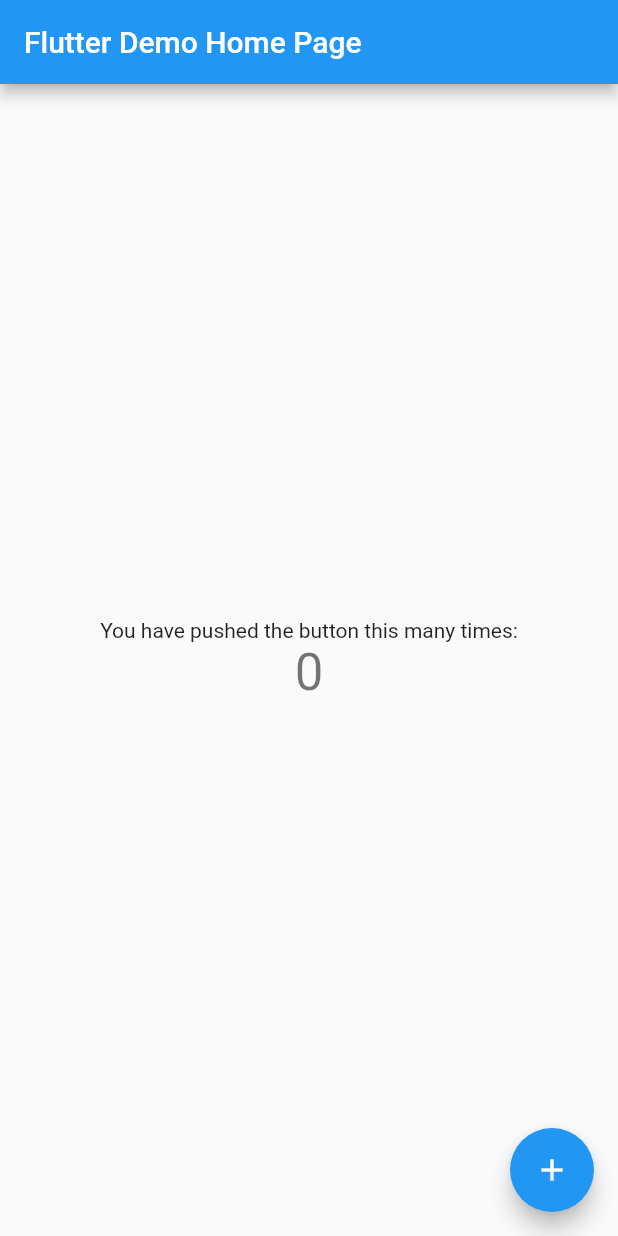
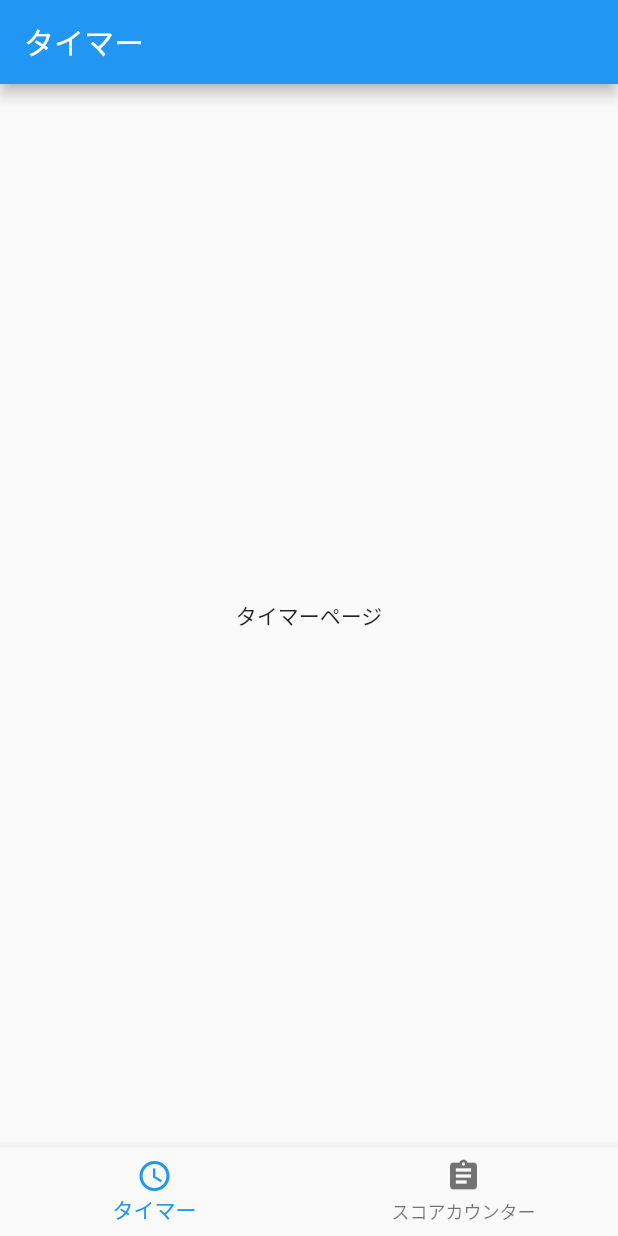
Before and after one commit to telechan/timer_app, a Flutter app: the screen it shows after launch, on a phone screen of 412 x 824 dp. Run offline on Flutter 3.47's test engine with Material 2 defaults, Android fonts, the phone set to English and light mode, and no system bars.

Commit message:
ページ遷移機能追加

```diff
--- /dev/null
+++ b/lib/footer.dart
@@ -0,0 +1,73 @@
+import 'package:flutter/material.dart';
+import 'routes/timer_route.dart';
+import 'routes/score_route.dart';
+
+class Footer extends StatefulWidget {
+  Footer({Key key}) : super(key: key);
+
+  @override
+  _FooterState createState() => _FooterState();
+}
+
+class _FooterState extends State<Footer> {
+  int _index = 0;
+  final _bottomNavigationBarItems = <BottomNavigationBarItem>[];
+
+  static const _footerIcons = [
+    Icons.access_time,
+    Icons.assignment,
+  ];
+
+  static const _footerNames = [
+    'タイマー',
+    'スコアカウンター',
+  ];
+
+  var _routes = [
+    TimerRoute(),
+    ScoreRoute(),
+  ];
+
+  void _onItemTapped(int index) {
+    setState(() {
+      _index = index;
+    });
+  }
+
+  @override
+  void initState() {
+    super.initState();
+    for (var i = 0; i < _footerNames.length; i++) {
+      _bottomNavigationBarItems.add(_setFooterIcons(i));
+    }
+  }
+
+  BottomNavigationBarItem _setFooterIcons(int index) {
+    return BottomNavigationBarItem(
+      icon: Icon(
+        _footerIcons[index],
+        // color: Colors.black26,
+      ),
+      title: Text(
+        _footerNames[index],
+        // style: TextStyle(
+        //   color: Colors.black26,
+        // ),
+      )
+    );
+  }
+
+  @override
+  Widget build(BuildContext context) {
+    return Scaffold(
+      body: _routes.elementAt(_index),
+      bottomNavigationBar: BottomNavigationBar(
+        type: BottomNavigationBarType.fixed,
+        items: _bottomNavigationBarItems,
+        currentIndex: _index,
+        selectedItemColor: Colors.blue,
+        onTap: _onItemTapped,
+      ),
+    );
+  }
+}
--- a/lib/main.dart
+++ b/lib/main.dart
@@ -1,66 +1,20 @@
 import 'package:flutter/material.dart';
+import 'package:timer_app/footer.dart';
+import 'footer.dart';
 
 void main() {
-  runApp(MyApp());
+  runApp(Myapp());
 }
 
-class MyApp extends StatelessWidget {
-  // This widget is the root of your application.
+class Myapp extends StatelessWidget {
   @override
   Widget build(BuildContext context) {
     return MaterialApp(
-      title: 'Flutter Demo',
+      title: "ボードゲームツールボックス",
       theme: ThemeData(
-        primarySwatch: Colors.blue,
-        visualDensity: VisualDensity.adaptivePlatformDensity,
+        primaryColor: Colors.blue,
       ),
-      home: MyHomePage(title: 'Flutter Demo Home Page'),
+      home: Footer(),
     );
   }
 }
-
-class MyHomePage extends StatefulWidget {
-  MyHomePage({Key key, this.title}) : super(key: key);
-  final String title;
-
-  @override
-  _MyHomePageState createState() => _MyHomePageState();
-}
-
-class _MyHomePageState extends State<MyHomePage> {
-  int _counter = 0;
-
-  void _incrementCounter() {
-    setState(() {
-      _counter++;
-    });
-  }
-
-  @override
-  Widget build(BuildContext context) {
-    return Scaffold(
-      appBar: AppBar(
-        title: Text(widget.title),
-      ),
-      body: Center(
-        child: Column(
-          mainAxisAlignment: MainAxisAlignment.center,
-          children: <Widget>[
-            Text(
-              'You have pushed the button this many times:',
-            ),
-            Text(
-              '$_counter',
-              style: Theme.of(context).textTheme.headline4,
-            ),
-          ],
-        ),
-      ),
-      floatingActionButton: FloatingActionButton(
-        onPressed: _incrementCounter,
-        tooltip: 'Increment',
-        child: Icon(Icons.add),
-      ),
-    );
-  }
-}
--- /dev/null
+++ b/lib/routes/score_route.dart
@@ -0,0 +1,15 @@
+import 'package:flutter/material.dart';
+
+class ScoreRoute extends StatelessWidget {
+  @override
+  Widget build(BuildContext context) {
+    return Scaffold(
+      appBar: AppBar(
+        title: Text("スコア"),
+      ),
+      body: Center(
+        child: Text("スコアページ"),
+      ),
+    );
+  }
+}
--- /dev/null
+++ b/lib/routes/timer_route.dart
@@ -0,0 +1,15 @@
+import 'package:flutter/material.dart';
+
+class TimerRoute extends StatelessWidget {
+  @override
+  Widget build(BuildContext context) {
+    return Scaffold(
+      appBar: AppBar(
+        title: Text("タイマー"),
+      ),
+      body: Center(
+        child: Text("タイマーページ"),
+      ),
+    );
+  }
+}
```
Also changed, not shown: lib/setting_time.dart (added), 1 other file.
